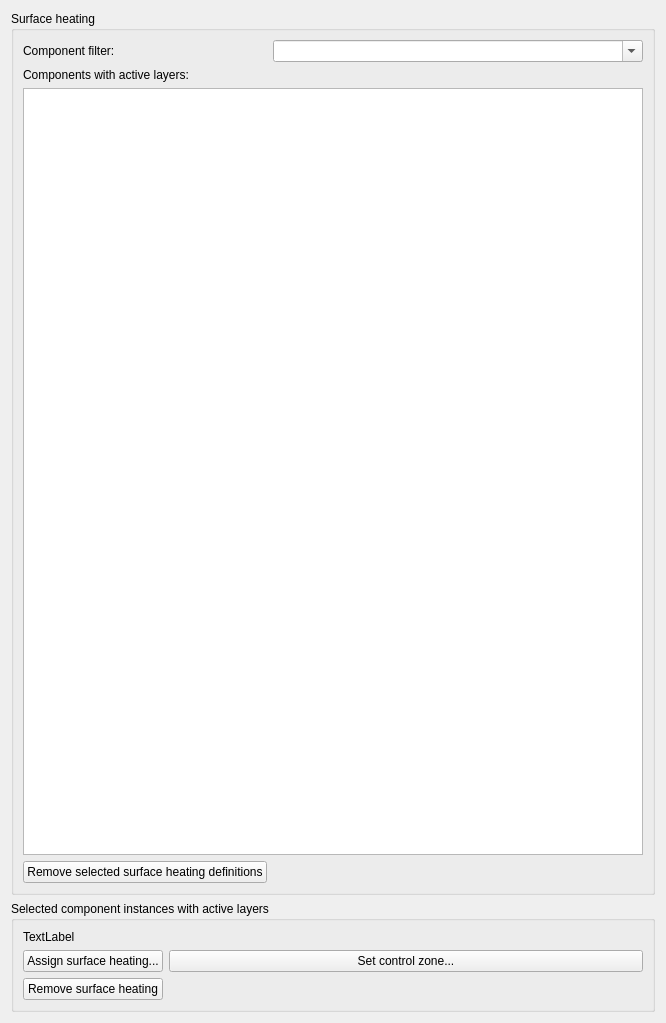
The window that SIM-VICUS/src/SVPropBuildingSurfaceHeatingWidget.ui (ghorwin/SIM-VICUS) describes before a commit, drawn with Qt 5.
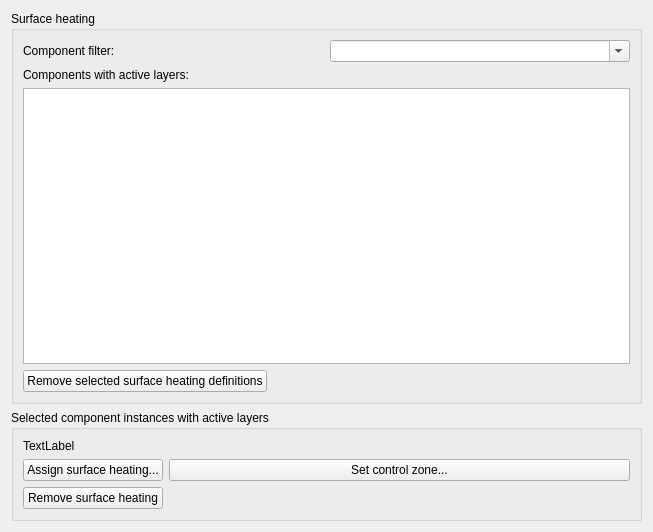
The same window after the commit.

Commit message: Two layout improvements.

```diff
--- a/SIM-VICUS/src/SVPropBuildingSurfaceHeatingWidget.ui
+++ b/SIM-VICUS/src/SVPropBuildingSurfaceHeatingWidget.ui
@@ -6,8 +6,8 @@
    <rect>
     <x>0</x>
     <y>0</y>
-    <width>666</width>
-    <height>1023</height>
+    <width>653</width>
+    <height>532</height>
    </rect>
   </property>
   <property name="sizePolicy">
@@ -25,22 +25,24 @@
      <property name="title">
       <string>Surface heating</string>
      </property>
-     <layout class="QGridLayout" name="gridLayout_11">
-      <item row="1" column="0" colspan="2">
-       <widget class="QLabel" name="label_8">
+     <layout class="QGridLayout" name="gridLayout_3">
+      <item row="0" column="0">
+       <widget class="QLabel" name="label_6">
         <property name="text">
-         <string>Components with active layers:</string>
+         <string>Component filter:</string>
         </property>
        </widget>
       </item>
-      <item row="2" column="0" colspan="2">
-       <widget class="QTableWidget" name="tableWidgetSurfaceHeating">
-        <property name="selectionMode">
-         <enum>QAbstractItemView::ExtendedSelection</enum>
+      <item row="0" column="1">
+       <widget class="QComboBox" name="comboBoxSurfaceHeatingComponentFilter">
+        <property name="editable">
+         <bool>true</bool>
         </property>
        </widget>
       </item>
-      <item row="3" column="0">
+      <item row="3" column="0" colspan="2">
+       <layout class="QHBoxLayout" name="horizontalLayout">
+        <item>
        <widget class="QPushButton" name="pushButtonRemoveSurfaceHeating">
         <property name="text">
          <string>Remove selected surface heating definitions</string>
@@ -53,21 +55,7 @@
         </property>
        </widget>
       </item>
-      <item row="0" column="1">
-       <widget class="QComboBox" name="comboBoxSurfaceHeatingComponentFilter">
-        <property name="editable">
-         <bool>true</bool>
-        </property>
-       </widget>
-      </item>
-      <item row="0" column="0">
-       <widget class="QLabel" name="label_6">
-        <property name="text">
-         <string>Component filter:</string>
-        </property>
-       </widget>
-      </item>
-      <item row="3" column="1">
+        <item>
        <spacer name="horizontalSpacer_9">
         <property name="orientation">
          <enum>Qt::Horizontal</enum>
@@ -79,6 +67,22 @@
          </size>
         </property>
        </spacer>
+        </item>
+       </layout>
+      </item>
+      <item row="2" column="0" colspan="2">
+       <widget class="QTableWidget" name="tableWidgetSurfaceHeating">
+        <property name="selectionMode">
+         <enum>QAbstractItemView::ExtendedSelection</enum>
+        </property>
+       </widget>
+      </item>
+      <item row="1" column="0" colspan="2">
+       <widget class="QLabel" name="label_8">
+        <property name="text">
+         <string>Components with active layers:</string>
+        </property>
+       </widget>
       </item>
      </layout>
     </widget>
```
Lines whose indentation alone changed are shown as unchanged. The commit also changes 1 other file.
